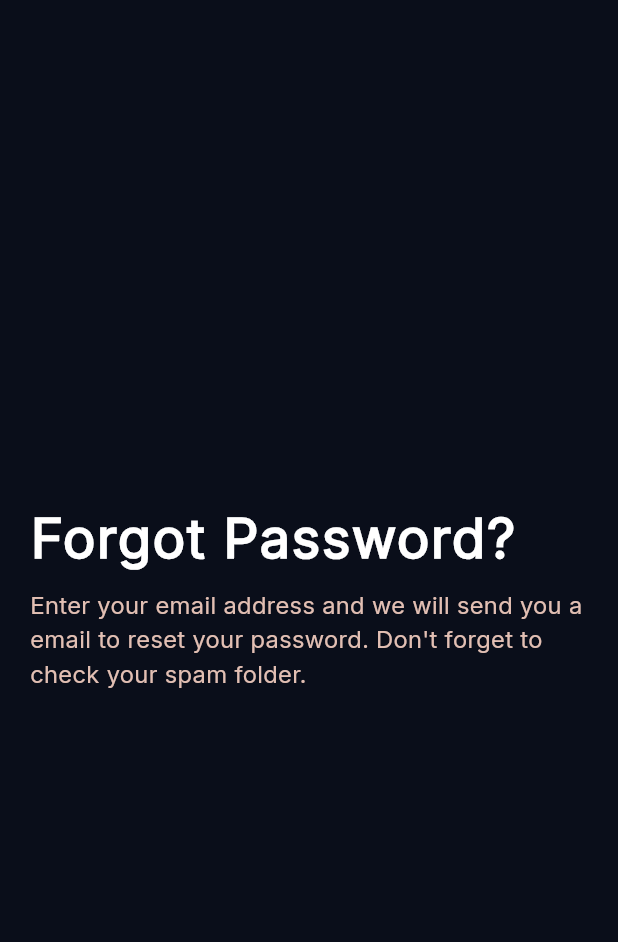
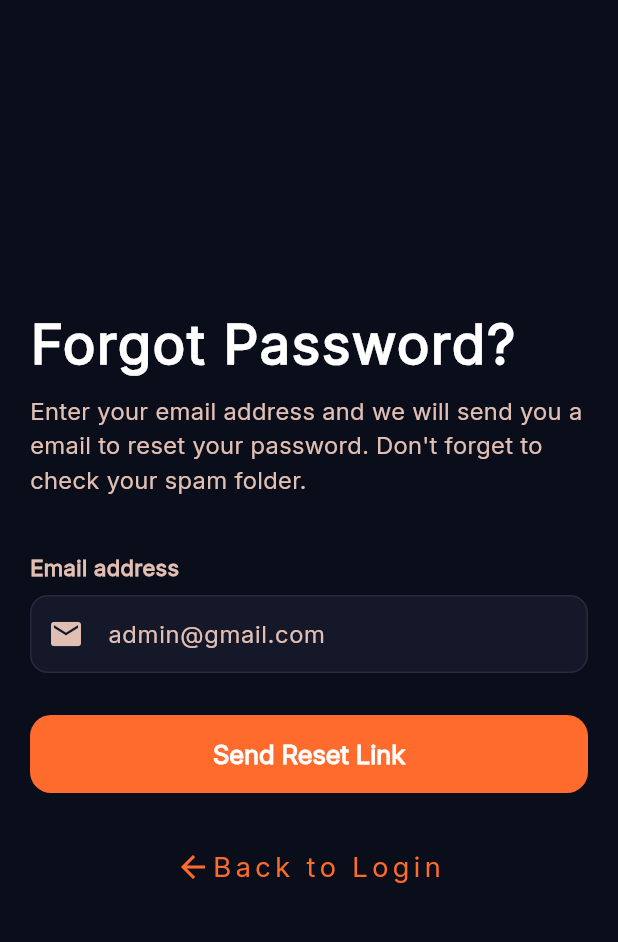
Before and after one commit to AbdelrahmanSiam/stock_mate, a Flutter app: the ForgetPasswordView screen opened by its route, on a phone screen of 412 x 824 dp, the part 65-1007 px from its top. Run offline on Flutter 3.47's test engine with Material 3 defaults, Android fonts, the phone set to English and light mode, and no system bars; our stand-ins replace bloc, dartz, firebase_auth, firebase_core, flutter_bloc, get_it and 3 more; accounts and stored records are empty.

Commit message:
create BackToLoginWidget

```diff
--- /dev/null
+++ b/lib/features/auth/presentation/views/widgets/back_to_login.dart
@@ -0,0 +1,30 @@
+import 'package:flutter/material.dart';
+import 'package:go_router/go_router.dart';
+import 'package:stock_mate/core/styles/app_styles.dart';
+import 'package:stock_mate/core/theme/app_colors/app_colors_dark_mode.dart';
+import 'package:stock_mate/generated/l10n.dart';
+
+class BackToLoginWidget extends StatelessWidget {
+  const BackToLoginWidget({super.key});
+
+  @override
+  Widget build(BuildContext context) {
+    return GestureDetector(
+      onTap: (){
+        GoRouter.of(context).pop();
+      },
+      child: Row(
+        mainAxisAlignment: MainAxisAlignment.center,
+        children: [
+          Icon(Icons.arrow_back, color: AppColorsDarkMode.primary),
+          Text(
+            S.of(context).backToLogin,
+            style: AppStyles.languageRegular16(
+              context,
+            ).copyWith(color: AppColorsDarkMode.primary),
+          ),
+        ],
+      ),
+    );
+  }
+}
--- /dev/null
+++ b/lib/features/auth/presentation/views/widgets/forget_password_section.dart
@@ -0,0 +1,47 @@
+import 'package:flutter/material.dart';
+import 'package:stock_mate/core/utils/widgets/custom_button.dart';
+import 'package:stock_mate/features/auth/presentation/views/helper/auth_helper.dart';
+import 'package:stock_mate/features/auth/presentation/views/widgets/custom_auth_text_field.dart';
+import 'package:stock_mate/generated/l10n.dart';
+
+class ForgetPasswordSection extends StatefulWidget {
+  const ForgetPasswordSection({super.key});
+
+  @override
+  State<ForgetPasswordSection> createState() => _ForgetPasswordSectionState();
+}
+
+class _ForgetPasswordSectionState extends State<ForgetPasswordSection> {
+  final TextEditingController emailController = TextEditingController();
+  final GlobalKey<FormState> formKey = GlobalKey();
+  @override
+  Widget build(BuildContext context) {
+    return Form(
+      key: formKey,
+      child: Column(
+        children: [
+          CustomAuthTextField(
+            label: S.of(context).email,
+            hint: "admin@gmail.com",
+            prefixIcon: Icons.email,
+            controller: emailController,
+            validator: (value) {
+              emailVerificationMethod(value, context);
+            },
+          ),
+          const SizedBox(height: 28),
+          CustomButton(
+            onPressed: () {
+              if (formKey.currentState!.validate()) {
+                // send reset password email
+              }
+            },
+            isLoading: false,
+            buttonName: S.of(context).sendResetLink,
+            color: Colors.white,
+          ),
+        ],
+      ),
+    );
+  }
+}
--- a/lib/features/auth/presentation/views/widgets/forget_password_view_body.dart
+++ b/lib/features/auth/presentation/views/widgets/forget_password_view_body.dart
@@ -2,7 +2,10 @@ import 'package:flutter/material.dart';
 import 'package:stock_mate/core/styles/app_styles.dart';
 import 'package:stock_mate/core/theme/app_colors/app_colors_dark_mode.dart';
 import 'package:stock_mate/core/utils/widgets/custom_view_body.dart';
+import 'package:stock_mate/features/auth/presentation/views/widgets/back_to_login.dart';
+import 'package:stock_mate/features/auth/presentation/views/widgets/custom_auth_text_field.dart';
 import 'package:stock_mate/features/auth/presentation/views/widgets/forget_password_header.dart';
+import 'package:stock_mate/features/auth/presentation/views/widgets/forget_password_section.dart';
 import 'package:stock_mate/generated/l10n.dart';
 
 class ForgetPasswordViewBody extends StatelessWidget {
@@ -14,6 +17,10 @@ class ForgetPasswordViewBody extends StatelessWidget {
       widget: Column(
         children: [
           ForgetPasswordHeader(),
+          const SizedBox(height: 36),
+          ForgetPasswordSection(),
+          const SizedBox(height: 36),
+          BackToLoginWidget(),
         ],
       ),
     );
--- a/lib/l10n/intl_ar.arb
+++ b/lib/l10n/intl_ar.arb
@@ -25,5 +25,7 @@
     "fullNameExample": "عبد الرحمن أحمد",
     "shopNameExample": "مثال: البركة ",
     "forgetPassword": "هل نسيت كلمة السر؟",
-    "forgetPasswordTagline": "أدخل عنوان بريدك الإلكتروني وسنرسل إليك رسالة لإعادة تعيين كلمة مرورك، لا تنسَ التحقق من Spam."
+    "forgetPasswordTagline": "أدخل عنوان بريدك الإلكتروني وسنرسل إليك رسالة لإعادة تعيين كلمة مرورك، لا تنسَ التحقق من Spam.",
+    "sendResetLink": "إرسال رابط إعادة التعيين",
+    "backToLogin": "العودة إلى تسجيل الدخول"
 }
--- a/lib/l10n/intl_en.arb
+++ b/lib/l10n/intl_en.arb
@@ -25,5 +25,7 @@
     "fullNameExample" : "Abdelrahman Ahmed",
     "shopNameExample" : "e.g. Al-Barakah",
     "forgetPassword" : "Forgot Password?",
-    "forgetPasswordTagline" : "Enter your email address and we will send you a email to reset your password. Don't forget to check your spam folder."
+    "forgetPasswordTagline" : "Enter your email address and we will send you a email to reset your password. Don't forget to check your spam folder.",
+    "sendResetLink" : "Send Reset Link",
+    "backToLogin" : "Back to Login"
 }
```
Also changed, not shown: lib/generated/intl/messages_ar.dart, lib/generated/intl/messages_en.dart, lib/generated/l10n.dart.
